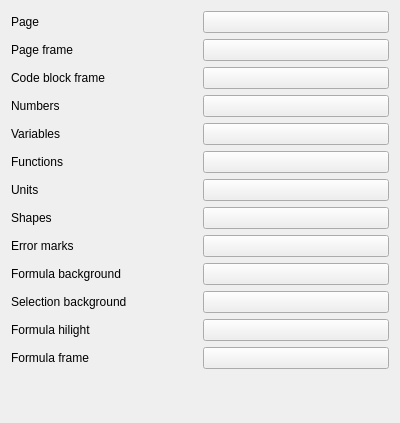
Above: src/colors_settings_form.ui from denprog/yutovo-desktop before the change. Below: the same form after it.
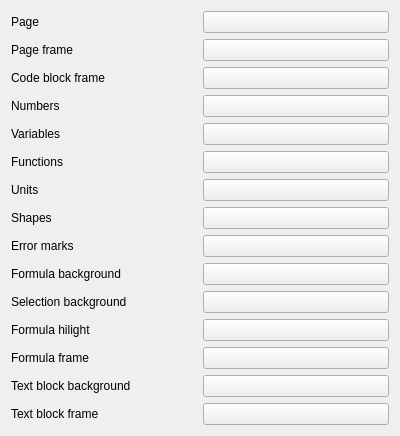
That is the form after the change.

Commit message: Add support for text block.

```diff
--- a/src/colors_settings_form.ui
+++ b/src/colors_settings_form.ui
@@ -198,6 +198,34 @@
        </property>
       </widget>
      </item>
+     <item row="13" column="0">
+      <widget class="QLabel" name="label_14">
+       <property name="text">
+        <string>Text block background</string>
+       </property>
+      </widget>
+     </item>
+     <item row="13" column="1">
+      <widget class="QPushButton" name="text_block_background_color">
+       <property name="text">
+        <string/>
+       </property>
+      </widget>
+     </item>
+     <item row="14" column="0">
+      <widget class="QLabel" name="label_15">
+       <property name="text">
+        <string>Text block frame</string>
+       </property>
+      </widget>
+     </item>
+     <item row="14" column="1">
+      <widget class="QPushButton" name="text_block_frame_color">
+       <property name="text">
+        <string/>
+       </property>
+      </widget>
+     </item>
     </layout>
    </item>
    <item>
```
The commit also changes 12 other files.
